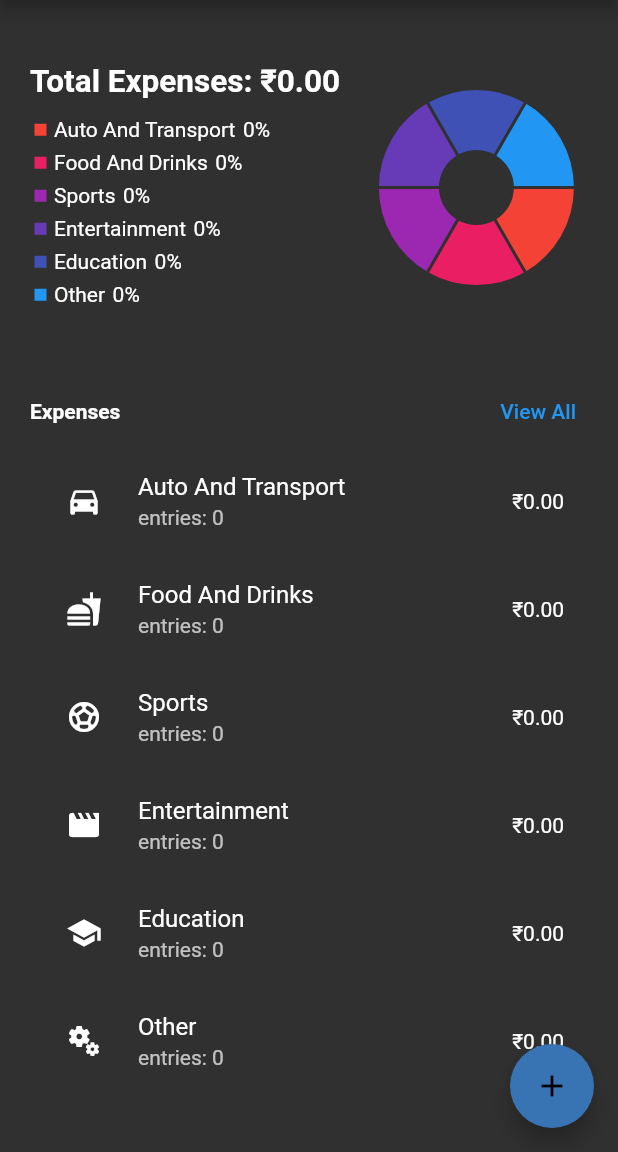
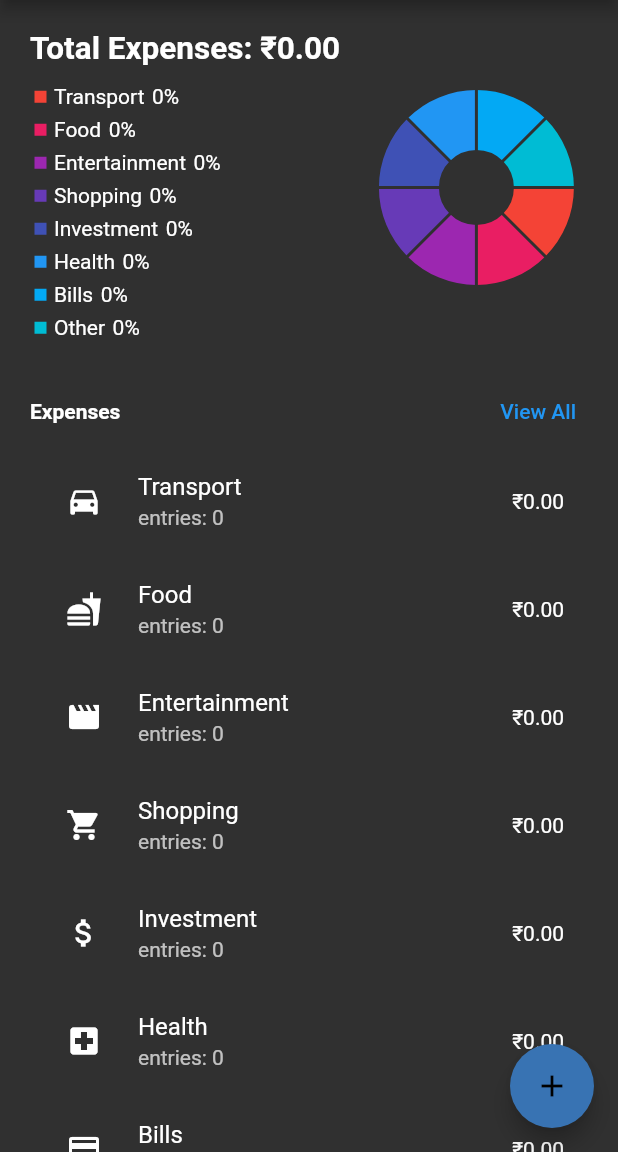
Before and after one commit to raunak51299/Expense-Tracker-App, a Flutter app: the screen it shows after launch, on a phone screen of 412 x 824 dp, the part 84-1236 px from its top. Run offline on Flutter 3.47's test engine with Material 2 defaults, Android fonts, the phone set to English and light mode, and no system bars; drawn by our look-alikes of fl_chart; our stand-ins replace sqflite; accounts and stored records are empty.

```diff
--- a/lib/constants/icons.dart
+++ b/lib/constants/icons.dart
@@ -2,10 +2,12 @@ import 'package:flutter/material.dart';
 
 // these are the initial category names and the icons for them
 Map<String, IconData> icons = {
-  'Auto And Transport': Icons.directions_car,
-  'Food And Drinks': Icons.fastfood,
-  'Sports': Icons.sports_soccer,
+  'Transport': Icons.directions_car,
+  'Food': Icons.fastfood,
   'Entertainment': Icons.movie,
-  'Education': Icons.school,
+  'Shopping': Icons.shopping_cart,
+  'Investment': Icons.attach_money,
+  'Health': Icons.local_hospital,
+  'Bills': Icons.payment,
   'Other': Icons.miscellaneous_services,
 };
```
